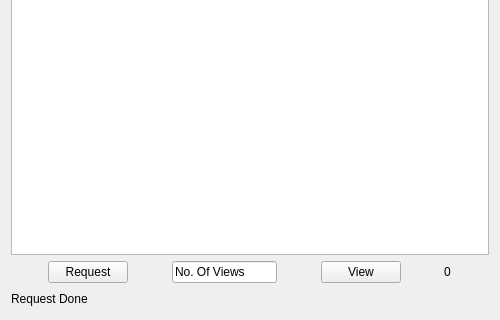
This is userimagesdialog.ui in hassan-kandil/DistImage as Qt 5 draws it before an edit; both pictures show x 0 to 500 and y 180 to 500 of the 500 by 500 pixel window. The edited form follows.
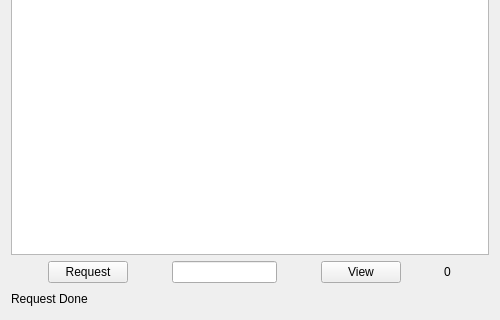
This is the edited form.

Diff of the .ui file:
```diff
--- a/userimagesdialog.ui
+++ b/userimagesdialog.ui
@@ -79,7 +79,7 @@
      <item>
       <widget class="QLineEdit" name="line_request">
        <property name="text">
-        <string>No. Of Views</string>
+        <string/>
        </property>
       </widget>
      </item>
```
Left out of the diff: 4 changed lines with no effect on the pictures.
